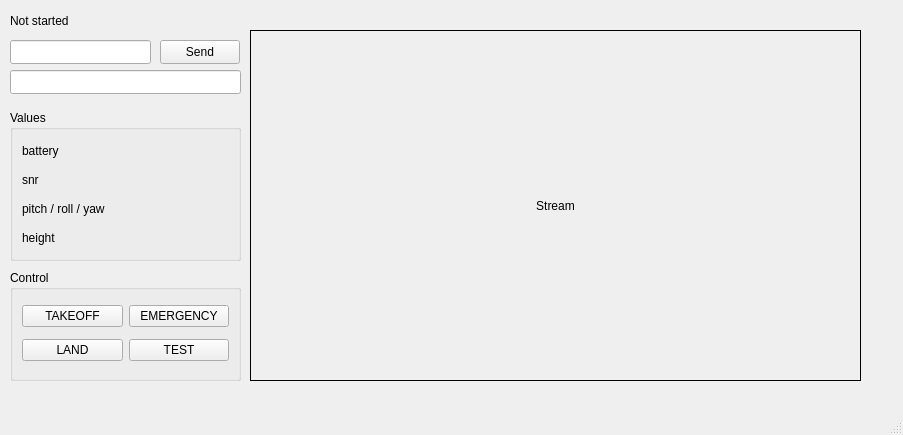
Before: the Qt Designer form mainwindow.ui in AnthonyDoucet/DJI_TELLO_QT6_API, drawn with Qt 5.
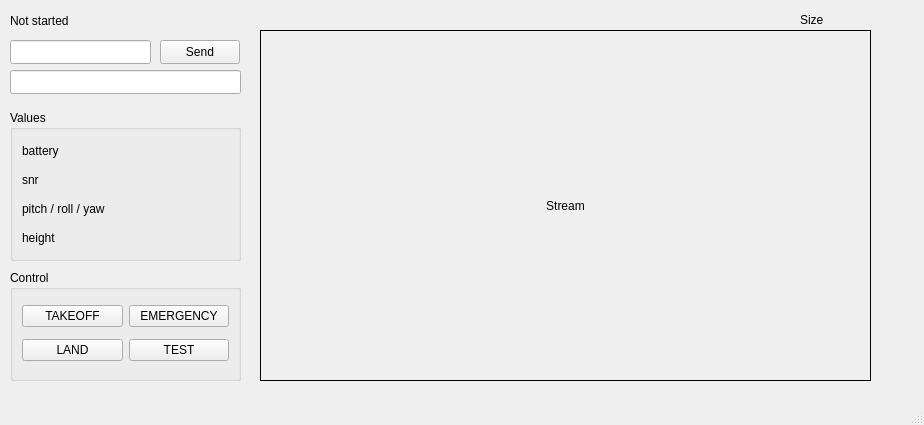
After: the same form once the commit is applied.

```diff
--- a/mainwindow.ui
+++ b/mainwindow.ui
@@ -6,8 +6,8 @@
    <rect>
     <x>0</x>
     <y>0</y>
-    <width>903</width>
-    <height>435</height>
+    <width>924</width>
+    <height>425</height>
    </rect>
   </property>
   <property name="windowTitle">
@@ -17,7 +17,7 @@
    <widget class="QLabel" name="label_stream">
     <property name="geometry">
      <rect>
-      <x>250</x>
+      <x>260</x>
       <y>30</y>
       <width>611</width>
       <height>351</height>
@@ -168,6 +168,19 @@
      </item>
     </layout>
    </widget>
+   <widget class="QLabel" name="label_stream_size">
+    <property name="geometry">
+     <rect>
+      <x>800</x>
+      <y>10</y>
+      <width>71</width>
+      <height>20</height>
+     </rect>
+    </property>
+    <property name="text">
+     <string>Size</string>
+    </property>
+   </widget>
   </widget>
   <widget class="QMenuBar" name="menubar">
    <property name="geometry">
```
Left out of the diff: 5 changed lines with no effect on the pictures.
